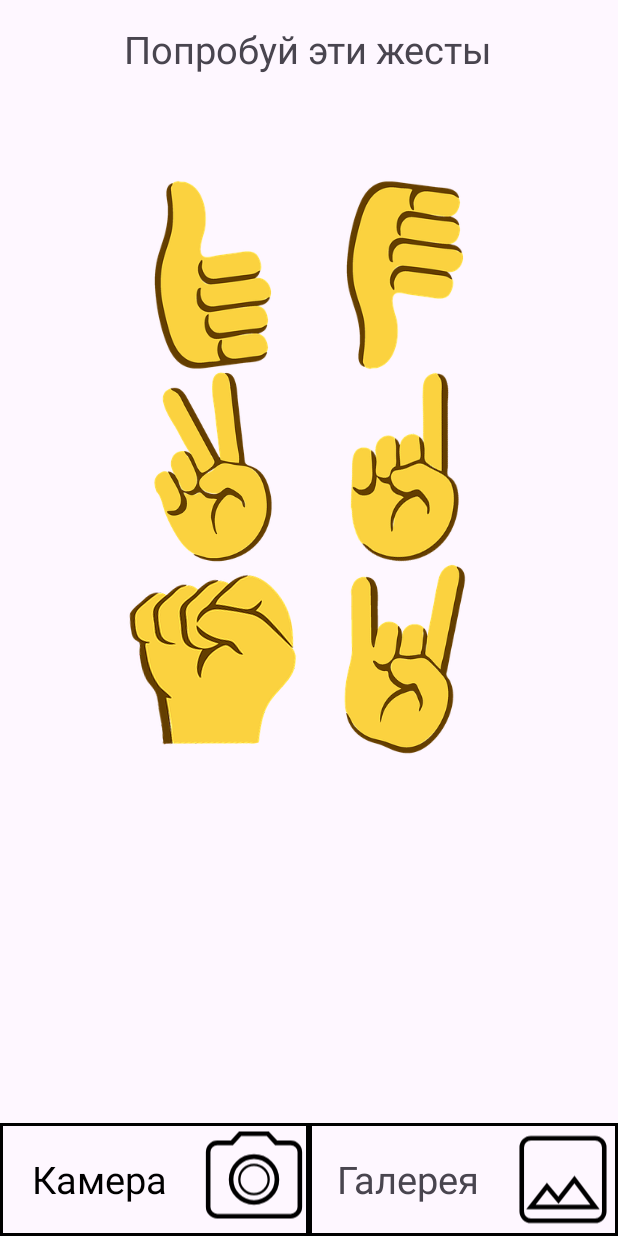
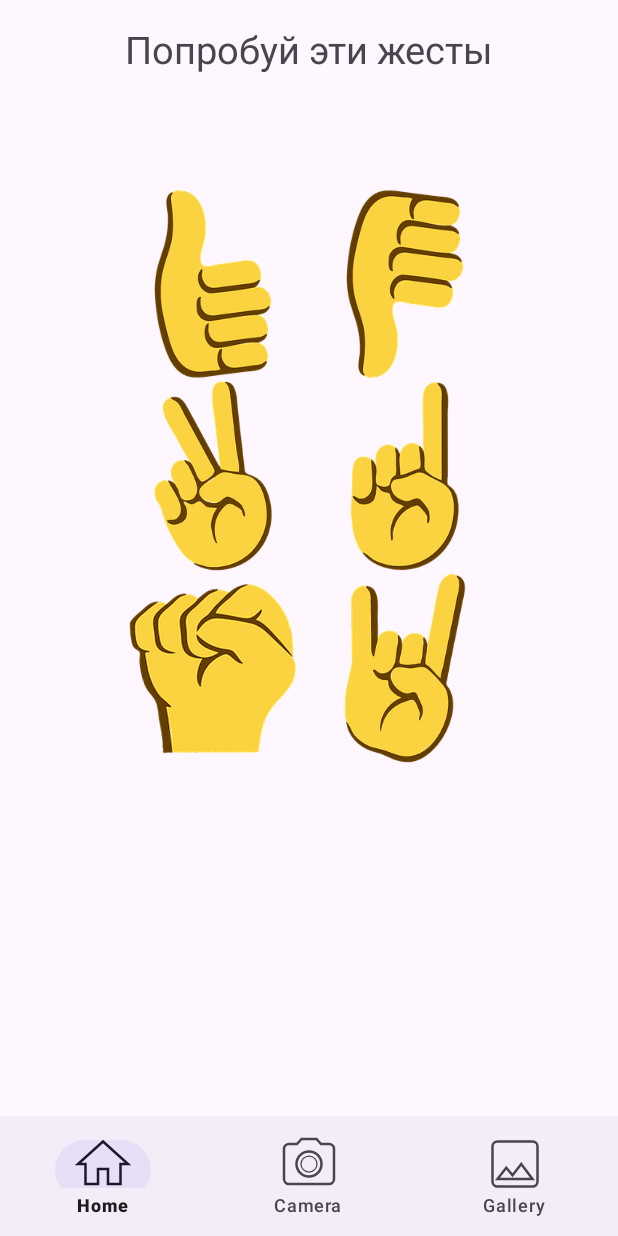
Before and after one commit to grulb/Gesture-Control, an Android app: the screen it shows after launch (MainActivity), on a phone screen of 412 x 824 dp. Run offline under Robolectric (Android 15) with nearby library versions, the phone set to English and light mode, and no system bars.

```diff
--- /dev/null
+++ b/app/src/main/java/com/example/gesture_control/HomeFragment.kt
@@ -0,0 +1,21 @@
+package com.example.gesture_control
+
+import android.os.Bundle
+import androidx.fragment.app.Fragment
+import android.view.LayoutInflater
+import android.view.View
+import android.view.ViewGroup
+
+class HomeFragment : Fragment() {
+    // TODO: Rename and change types of parameters
+    private var param1: String? = null
+    private var param2: String? = null
+
+    override fun onCreateView(
+        inflater: LayoutInflater, container: ViewGroup?,
+        savedInstanceState: Bundle?
+    ): View? {
+        // Inflate the layout for this fragment
+        return inflater.inflate(R.layout.fragment_home, container, false)
+    }
+}
--- a/app/src/main/java/com/example/gesture_control/MainActivity.kt
+++ b/app/src/main/java/com/example/gesture_control/MainActivity.kt
@@ -1,20 +1,49 @@
 package com.example.gesture_control
 
+import android.content.Intent
 import android.os.Bundle
+import android.provider.MediaStore
 import androidx.activity.enableEdgeToEdge
 import androidx.appcompat.app.AppCompatActivity
 import androidx.core.view.ViewCompat
 import androidx.core.view.WindowInsetsCompat
+import androidx.fragment.app.Fragment
+import com.example.gesture_control.databinding.ActivityMainBinding
 
 class MainActivity : AppCompatActivity() {
+    private val binding by lazy { ActivityMainBinding.inflate(layoutInflater) }
     override fun onCreate(savedInstanceState: Bundle?) {
         super.onCreate(savedInstanceState)
         enableEdgeToEdge()
-        setContentView(R.layout.activity_main)
-        ViewCompat.setOnApplyWindowInsetsListener(findViewById(R.id.main)) { v, insets ->
+        setContentView(binding.root)
+        ViewCompat.setOnApplyWindowInsetsListener(binding.main) { v, insets ->
             val systemBars = insets.getInsets(WindowInsetsCompat.Type.systemBars())
-            v.setPadding(systemBars.left, systemBars.top, systemBars.right, systemBars.bottom)
+            v.setPadding(systemBars.left, systemBars.top, systemBars.right, 0)
             insets
         }
+        loadFragments(HomeFragment())
+        setFragments()
+    }
+
+    private fun setFragments(){
+        binding.bottomNavigationView.setOnItemSelectedListener {
+            when(it.itemId){
+                R.id.homeButton -> {
+                    loadFragments(HomeFragment())
+                }
+                R.id.cameraButton -> {
+                    loadFragments(CameraFragment())
+                }
+                R.id.galleryButton -> {
+                    loadFragments(GalleryFragment())
+                }
+            }
+            true
+        }
+    }
+    private fun loadFragments(fragment: Fragment){
+        val transaction = supportFragmentManager.beginTransaction()
+        transaction.replace(R.id.fragmentsContainer, fragment)
+        transaction.commit()
     }
 }
--- /dev/null
+++ b/app/src/main/res/drawable/baseline_home_24.xml
@@ -0,0 +1,5 @@
+<vector xmlns:android="http://schemas.android.com/apk/res/android" android:height="24dp" android:tint="#000000" android:viewportHeight="24" android:viewportWidth="24" android:width="24dp">
+
+    <path android:strokeColor="@android:color/white" android:strokeWidth="1" android:pathData="M10,20v-6h4v6h5v-8h3L12,3 2,12h3v8z"/>
+
+</vector>
--- a/app/src/main/res/layout/activity_main.xml
+++ b/app/src/main/res/layout/activity_main.xml
@@ -1,5 +1,5 @@
 <?xml version="1.0" encoding="utf-8"?>
-<LinearLayout xmlns:android="http://schemas.android.com/apk/res/android"
+<RelativeLayout xmlns:android="http://schemas.android.com/apk/res/android"
     xmlns:app="http://schemas.android.com/apk/res-auto"
     xmlns:tools="http://schemas.android.com/tools"
     android:id="@+id/main"
@@ -8,132 +8,27 @@
     android:orientation="vertical"
     tools:context=".MainActivity">
 
-    <TextView
-        android:id="@+id/textView"
-        android:layout_width="wrap_content"
-        android:layout_weight="0.2"
+    <FrameLayout
+        android:id="@+id/fragmentsContainer"
+        android:layout_width="match_parent"
+        android:layout_height="match_parent"
+        android:layout_above="@+id/bottomNavigationView"
+        android:layout_alignParentStart="true"
+        android:layout_alignParentTop="true"
+        android:layout_alignParentEnd="true"
+        android:layout_marginStart="0dp"
+        android:layout_marginTop="0dp"
+        android:layout_marginEnd="0dp"
+        android:layout_marginBottom="0dp" />
+
+    <com.google.android.material.bottomnavigation.BottomNavigationView
+        android:id="@+id/bottomNavigationView"
+        android:layout_width="match_parent"
         android:layout_height="wrap_content"
-        android:layout_marginTop="15dp"
-        android:text="Попробуй эти жесты"
-        android:textSize="25dp"
-        android:layout_gravity="center"
-        app:layout_constraintEnd_toEndOf="parent"
-        app:layout_constraintStart_toStartOf="parent"
-        app:layout_constraintTop_toTopOf="parent" />
+        android:layout_alignParentBottom="true"
+        android:layout_marginBottom="0dp"
+        app:itemIconSize="40dp"
+        app:layout_constraintBottom_toBottomOf="parent"
+        app:menu="@menu/bottom_menu" />
 
-    <TableLayout
-        android:layout_width="wrap_content"
-        android:layout_weight="1"
-        android:layout_height="wrap_content"
-        android:layout_gravity="center"
-        android:layout_marginTop="25dp"
-        android:layout_marginBottom="25dp">
-
-        <TableRow>
-
-            <ImageView
-                android:id="@+id/thumbUpGestureImage"
-                android:layout_width="128dp"
-                android:layout_height="128dp"
-                android:layout_alignParentStart="true"
-                android:src="@mipmap/thumbupicon"/>
-
-            <ImageView
-                android:id="@+id/thumbDownGestureImage"
-                android:layout_width="128dp"
-                android:layout_height="128dp"
-                android:src="@mipmap/thumbdownicon"/>
-        </TableRow>
-
-        <TableRow>
-
-            <ImageView
-                android:id="@+id/victoryGestureImage"
-                android:layout_width="128dp"
-                android:layout_height="128dp"
-                android:src="@mipmap/victoryicon"/>
-
-            <ImageView
-                android:id="@+id/pointUpGestureImage"
-                android:layout_width="128dp"
-                android:layout_height="128dp"
-                android:src="@mipmap/pointupicon"/>
-
-        </TableRow>
-
-        <TableRow>
-
-            <ImageView
-                android:id="@+id/closeFistGestureImage"
-                android:layout_width="128dp"
-                android:layout_height="128dp"
-                android:src="@mipmap/closedfisticon"
-                android:scaleType="center"/>
-
-            <ImageView
-                android:id="@+id/loveYouGestureImage"
-                android:layout_width="128dp"
-                android:layout_height="128dp"
-                android:src="@mipmap/iloveuicon"/>
-
-        </TableRow>
-
-
-    </TableLayout>
-
-    <LinearLayout
-        android:layout_width="match_parent"
-        android:layout_height="75dp"
-        android:orientation="horizontal">
-
-        <LinearLayout
-            android:layout_width="0dp"
-            android:layout_weight="1"
-            android:orientation="horizontal"
-            android:layout_height="match_parent"
-            android:background="@drawable/mainscreen_button_background" >
-
-            <TextView
-                android:layout_width="match_parent"
-                android:layout_weight="1"
-                android:layout_height="wrap_content"
-                android:text="Камера"
-                android:textSize="25dp"
-                android:textColor="@color/black"
-                android:layout_gravity="center"
-                android:textAlignment="center"/>
-
-            <ImageView
-                android:layout_width="match_parent"
-                android:layout_weight="1.8"
-                android:layout_height="match_parent"
-                android:src="@drawable/baseline_photo_camera_24"/>
-
-        </LinearLayout>
-
-        <LinearLayout
-            android:layout_width="0dp"
-            android:layout_weight="1"
-            android:layout_height="match_parent"
-            android:background="@drawable/mainscreen_button_background" >
-
-            <TextView
-                android:layout_width="match_parent"
-                android:layout_weight="1"
-                android:layout_height="wrap_content"
-                android:text="Галерея"
-                android:textSize="25dp"
-                android:layout_gravity="center"
-                android:textAlignment="center"/>
-
-            <ImageView
-                android:layout_width="match_parent"
-                android:layout_weight="1.8"
-                android:layout_height="match_parent"
-                android:src="@drawable/baseline_insert_photo_24"/>
-
-        </LinearLayout>
-
-    </LinearLayout>
-
-</LinearLayout>
+</RelativeLayout>
--- /dev/null
+++ b/app/src/main/res/layout/fragment_home.xml
@@ -0,0 +1,89 @@
+<?xml version="1.0" encoding="utf-8"?>
+<FrameLayout xmlns:android="http://schemas.android.com/apk/res/android"
+    xmlns:tools="http://schemas.android.com/tools"
+    android:layout_width="match_parent"
+    android:layout_height="match_parent"
+    xmlns:app="http://schemas.android.com/apk/res-auto"
+    tools:context=".HomeFragment">
+
+    <androidx.constraintlayout.widget.ConstraintLayout
+        android:layout_width="match_parent"
+        android:layout_height="match_parent">
+
+        <TextView
+            android:id="@+id/textView"
+            android:layout_width="wrap_content"
+            android:layout_height="wrap_content"
+            android:layout_marginTop="15dp"
+            android:text="Попробуй эти жесты"
+            android:textSize="25dp"
+            android:layout_gravity="center"
+            app:layout_constraintEnd_toEndOf="parent"
+            app:layout_constraintStart_toStartOf="parent"
+            app:layout_constraintTop_toTopOf="parent" />
+
+        <TableLayout
+            android:padding="5dp"
+            android:layout_width="wrap_content"
+            android:layout_height="wrap_content"
+            android:layout_gravity="center"
+            app:layout_constraintEnd_toEndOf="parent"
+            app:layout_constraintStart_toStartOf="parent"
+            app:layout_constraintTop_toBottomOf="@+id/textView"
+            android:layout_marginTop="70dp"
+            android:backgroundTint="@color/black">
+
+            <TableRow>
+                <ImageView
+                    android:id="@+id/thumbUpGestureImage"
+                    android:layout_width="128dp"
+                    android:layout_height="128dp"
+                    android:layout_alignParentStart="true"
+                    android:src="@mipmap/thumbupicon" />
+
+                <ImageView
+                    android:id="@+id/thumbDownGestureImage"
+                    android:layout_width="128dp"
+                    android:layout_height="128dp"
+                    android:src="@mipmap/thumbdownicon" />
+            </TableRow>
+
+            <TableRow>
+
+                <ImageView
+                    android:id="@+id/victoryGestureImage"
+                    android:layout_width="128dp"
+                    android:layout_height="128dp"
+                    android:src="@mipmap/victoryicon" />
+
+                <ImageView
+                    android:id="@+id/pointUpGestureImage"
+                    android:layout_width="128dp"
+                    android:layout_height="128dp"
+                    android:src="@mipmap/pointupicon" />
+
+            </TableRow>
+
+            <TableRow>
+
+                <ImageView
+                    android:id="@+id/closeFistGestureImage"
+                    android:layout_width="128dp"
+                    android:layout_height="128dp"
+                    android:scaleType="center"
+                    android:src="@mipmap/closedfisticon" />
+
+                <ImageView
+                    android:id="@+id/loveYouGestureImage"
+                    android:layout_width="128dp"
+                    android:layout_height="128dp"
+                    android:src="@mipmap/iloveuicon" />
+
+            </TableRow>
+
+
+        </TableLayout>
+
+    </androidx.constraintlayout.widget.ConstraintLayout>
+
+</FrameLayout>
--- /dev/null
+++ b/app/src/main/res/menu/bottom_menu.xml
@@ -0,0 +1,15 @@
+<?xml version="1.0" encoding="utf-8"?>
+<menu xmlns:android="http://schemas.android.com/apk/res/android">
+    <item
+        android:id="@+id/homeButton"
+        android:title="Home"
+        android:icon="@drawable/baseline_home_24"/>
+    <item
+        android:id="@+id/cameraButton"
+        android:title="Camera"
+        android:icon="@drawable/baseline_photo_camera_24"/>
+    <item
+        android:id="@+id/galleryButton"
+        android:title="Gallery"
+        android:icon="@drawable/baseline_insert_photo_24"/>
+</menu>
--- a/app/src/main/res/values/strings.xml
+++ b/app/src/main/res/values/strings.xml
@@ -1,3 +1,5 @@
 <resources>
     <string name="app_name">Gesture-Control</string>
+    <!-- TODO: Remove or change this placeholder text -->
+    <string name="hello_blank_fragment">Hello blank fragment</string>
 </resources>
```
Also changed, not shown: app/build.gradle.kts (+13 -0 lines), app/src/main/java/com/example/gesture_control/CameraFragment.kt (added, +132 -0 lines), app/src/main/java/com/example/gesture_control/GalleryFragment.kt (added, +18 -0 lines), app/src/main/res/layout/fragment_camera.xml (added, +30 -0 lines), app/src/main/res/layout/fragment_gallery.xml (added, +14 -0 lines), app/src/main/res/mipmap-hdpi/rotate_icon.png (added).
